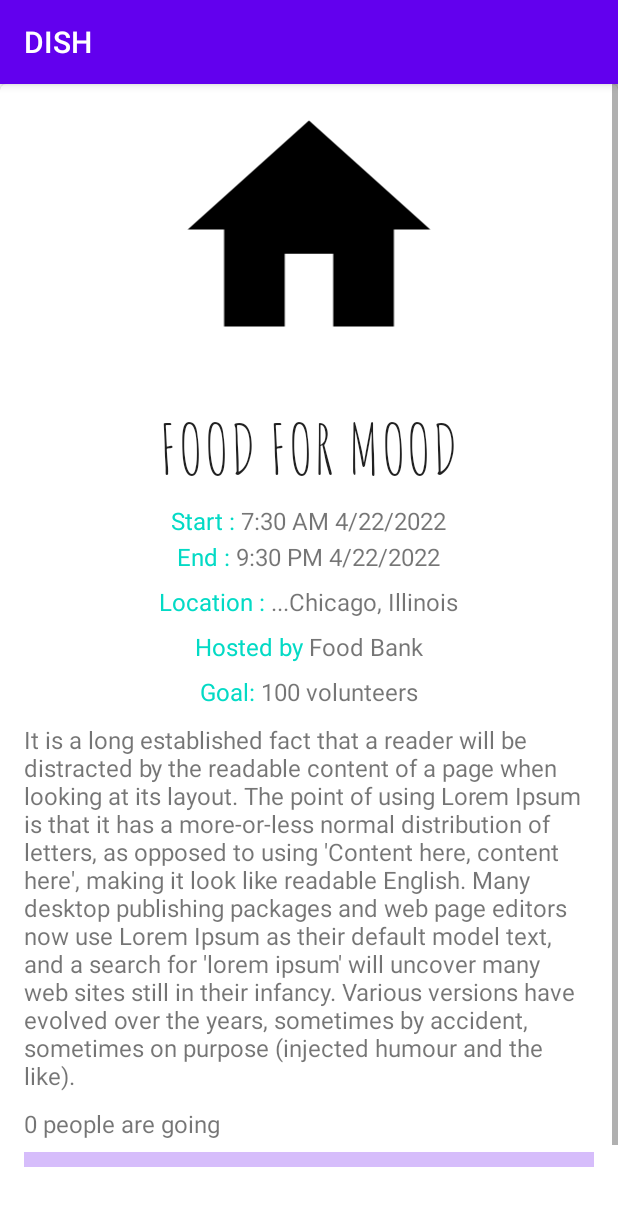
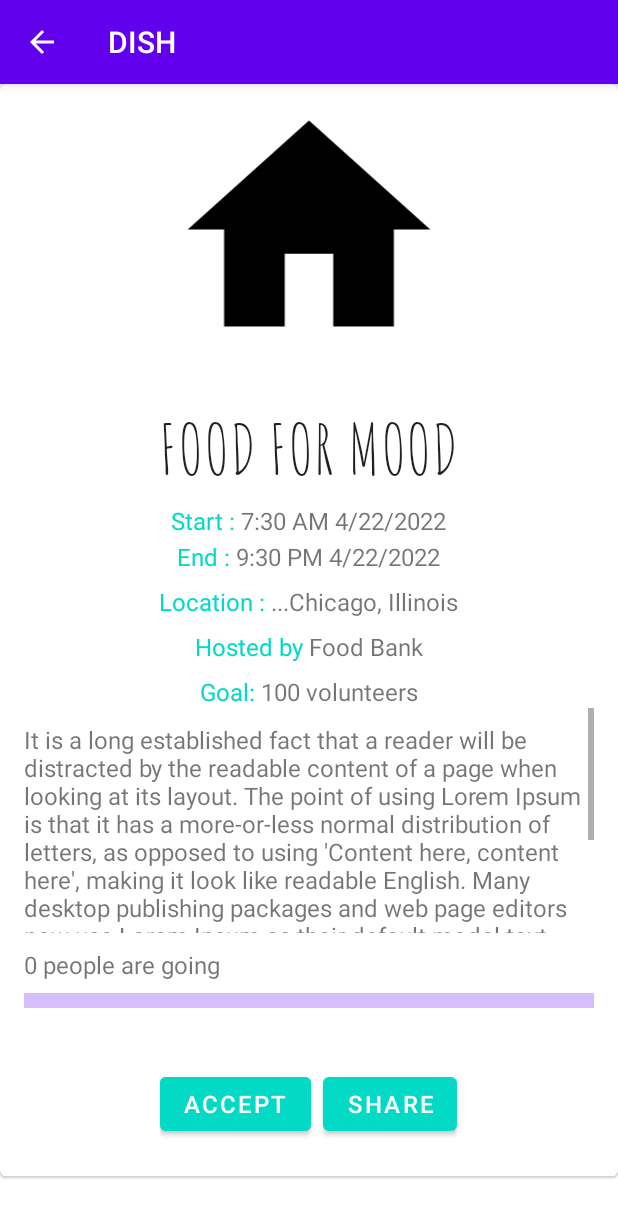
Before and after one commit to olphil99/DISH, an Android app: the screen it shows after launch (PostActivity), after a tap on "FOOD FOR MOOD", on a phone screen of 412 x 824 dp. Shown: the top 1218 px of the screen. Run offline under Robolectric (Android 15) with nearby library versions, the phone set to English and light mode, and no system bars; our stand-ins replace navigation-ui; Roboto replaces fonts that are not available here.

Commit message:
update ui

```diff
--- a/app/src/main/res/layout/activity_post.xml
+++ b/app/src/main/res/layout/activity_post.xml
@@ -158,6 +158,10 @@
                             android:textSize="16sp" />
                     </LinearLayout>
 
+                    <ScrollView
+                        android:layout_width="match_parent"
+                        android:layout_height="150dp"
+                        android:nestedScrollingEnabled="true">
                         <TextView
                             android:id="@+id/txtDescription"
                             android:layout_width="match_parent"
@@ -166,6 +170,9 @@
                             android:text="A very long description"
                             android:textAlignment="viewStart"
                             android:textSize="16sp" />
+
+                    </ScrollView>
+
 
                     <TextView
                         android:id="@+id/txtCurrentProgress"
--- a/app/src/main/res/layout/fragment_home.xml
+++ b/app/src/main/res/layout/fragment_home.xml
@@ -5,7 +5,9 @@
     android:layout_width="match_parent"
     android:layout_height="match_parent"
     tools:context=".ui.home.HomeFragment"
-    android:overScrollMode="never" >
+    android:overScrollMode="never"
+    android:layout_marginBottom="60dp"
+    >
 
 
     <androidx.recyclerview.widget.RecyclerView
```
Also changed, not shown: app/src/main/AndroidManifest.xml (+7 -1 lines), 5 other files. Lines whose indentation alone changed are shown as unchanged.
